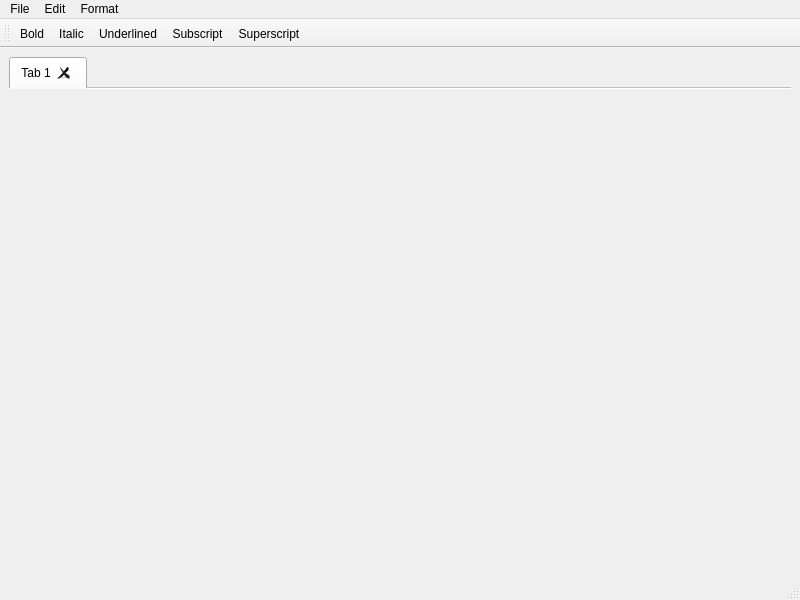
Old version of the form capybara_tw/gui/main_window.ui in the repository capybara-translation/capybara-tw.
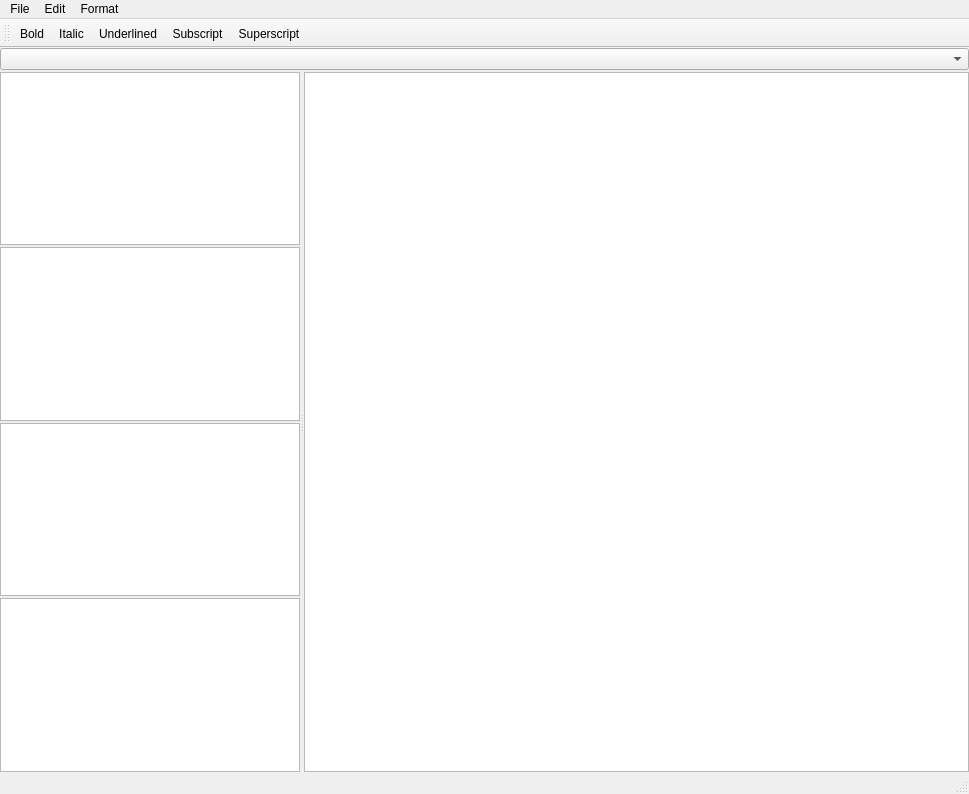
New version of the form. Icons and pictures are not drawn. Custom widgets are drawn as their Qt base class.

Commit message: removed persistent editors and delegate

Patch:
```diff
--- a/capybara_tw/gui/main_window.ui
+++ b/capybara_tw/gui/main_window.ui
@@ -6,62 +6,103 @@
    <rect>
     <x>0</x>
     <y>0</y>
-    <width>800</width>
-    <height>600</height>
+    <width>969</width>
+    <height>794</height>
    </rect>
   </property>
   <property name="windowTitle">
    <string>Capybara Translation Workbench</string>
   </property>
   <widget class="QWidget" name="centralwidget">
-   <layout class="QHBoxLayout" name="horizontalLayout">
-    <item>
-     <layout class="QGridLayout" name="mainGridLayout">
-      <item row="0" column="0">
-       <widget class="QTabWidget" name="tabWidget">
-        <property name="currentIndex">
-         <number>0</number>
+   <layout class="QGridLayout" name="centralGridLayout" columnstretch="0,0">
+    <property name="leftMargin">
+     <number>0</number>
+    </property>
+    <property name="topMargin">
+     <number>0</number>
+    </property>
+    <property name="rightMargin">
+     <number>0</number>
+    </property>
+    <property name="bottomMargin">
+     <number>0</number>
+    </property>
+    <property name="verticalSpacing">
+     <number>2</number>
+    </property>
+    <item row="0" column="1">
+     <widget class="QComboBox" name="filesComboBox">
+      <property name="frame">
+       <bool>true</bool>
+      </property>
+     </widget>
+    </item>
+    <item row="1" column="1">
+     <widget class="QSplitter" name="splitter">
+      <property name="minimumSize">
+       <size>
+        <width>0</width>
+        <height>0</height>
+       </size>
+      </property>
+      <property name="frameShadow">
+       <enum>QFrame::Plain</enum>
+      </property>
+      <property name="lineWidth">
+       <number>1</number>
+      </property>
+      <property name="orientation">
+       <enum>Qt::Horizontal</enum>
+      </property>
+      <property name="opaqueResize">
+       <bool>true</bool>
+      </property>
+      <property name="handleWidth">
+       <number>4</number>
+      </property>
+      <property name="childrenCollapsible">
+       <bool>true</bool>
+      </property>
+      <widget class="QWidget" name="editorGridWidget" native="true">
+       <property name="sizePolicy">
+        <sizepolicy hsizetype="Preferred" vsizetype="Expanding">
+         <horstretch>0</horstretch>
+         <verstretch>0</verstretch>
+        </sizepolicy>
+       </property>
+       <property name="minimumSize">
+        <size>
+         <width>300</width>
+         <height>0</height>
+        </size>
+       </property>
+       <layout class="QGridLayout" name="editorGridLayout">
+        <property name="verticalSpacing">
+         <number>2</number>
         </property>
-        <property name="documentMode">
-         <bool>true</bool>
-        </property>
-        <property name="tabsClosable">
-         <bool>true</bool>
-        </property>
-        <property name="movable">
-         <bool>true</bool>
-        </property>
-        <widget class="QWidget" name="defaultTab">
-         <property name="sizePolicy">
-          <sizepolicy hsizetype="Preferred" vsizetype="Preferred">
-           <horstretch>0</horstretch>
-           <verstretch>0</verstretch>
-          </sizepolicy>
-         </property>
-         <attribute name="title">
-          <string>Tab 1</string>
-         </attribute>
-         <layout class="QHBoxLayout" name="horizontalLayout_2">
-          <property name="leftMargin">
-           <number>0</number>
-          </property>
-          <property name="topMargin">
-           <number>0</number>
-          </property>
-          <property name="rightMargin">
-           <number>0</number>
-          </property>
-          <property name="bottomMargin">
-           <number>0</number>
-          </property>
-          <item>
-           <layout class="QGridLayout" name="gridLayout"/>
-          </item>
-         </layout>
-        </widget>
-       </widget>
-      </item>
-     </layout>
+        <item row="3" column="0">
+         <widget class="TagEditor" name="nextEditor"/>
+        </item>
+        <item row="1" column="0">
+         <widget class="TagEditor" name="srcEditor"/>
+        </item>
+        <item row="2" column="0">
+         <widget class="TagEditor" name="tgtEditor"/>
+        </item>
+        <item row="0" column="0">
+         <widget class="TagEditor" name="prevEditor"/>
+        </item>
+       </layout>
+      </widget>
+      <widget class="TranslationGrid" name="translationGrid">
+       <property name="sizePolicy">
+        <sizepolicy hsizetype="Expanding" vsizetype="Expanding">
+         <horstretch>1</horstretch>
+         <verstretch>0</verstretch>
+        </sizepolicy>
+       </property>
+      </widget>
+     </widget>
     </item>
    </layout>
   </widget>
@@ -70,7 +111,7 @@
     <rect>
      <x>0</x>
      <y>0</y>
-     <width>800</width>
+     <width>969</width>
      <height>22</height>
     </rect>
    </property>
@@ -255,6 +296,18 @@
    </property>
   </action>
  </widget>
+ <customwidgets>
+  <customwidget>
+   <class>TranslationGrid</class>
+   <extends>QTableView</extends>
+   <header>capybara_tw.gui.translation_grid.h</header>
+  </customwidget>
+  <customwidget>
+   <class>TagEditor</class>
+   <extends>QTextEdit</extends>
+   <header>capybara_tw.gui.tageditor.h</header>
+  </customwidget>
+ </customwidgets>
  <resources>
   <include location="resources.qrc"/>
  </resources>
```
The commit also changes 6 other files.
